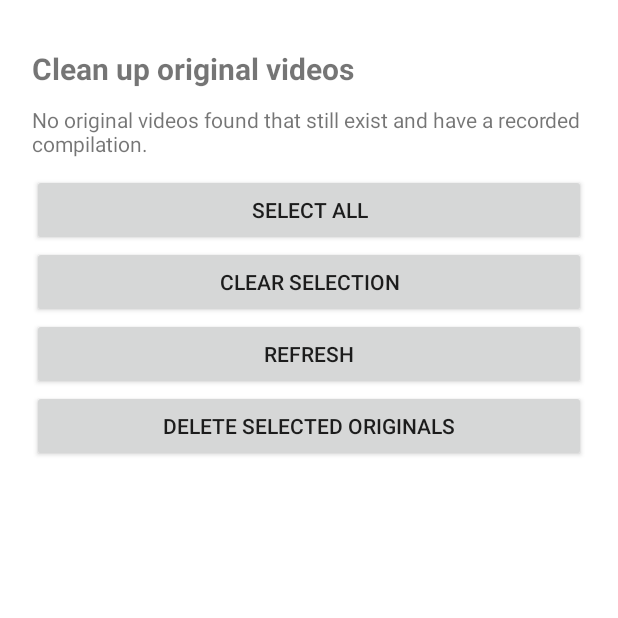
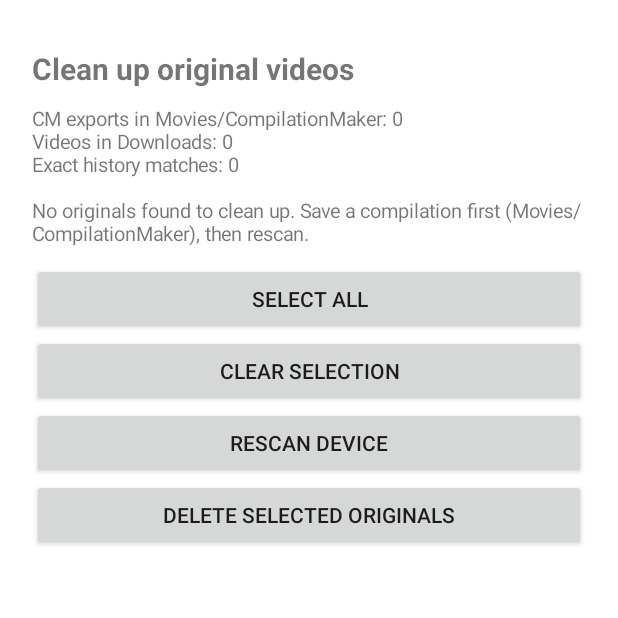
Before and after one commit to hughbechainez-byte/CompilationMaker, an Android app: the screen it shows after launch (CleanupActivity), on a phone screen of 412 x 824 dp, the top half of it. Run offline under Robolectric (Android 15) with nearby library versions, the light colour scheme and no system bars.

Commit message:
v0.17.31: Cleanup scans Movies/CompilationMaker vs Downloads via MediaStore

```diff
--- a/app/src/main/java/com/example/compilationmaker/CleanupActivity.kt
+++ b/app/src/main/java/com/example/compilationmaker/CleanupActivity.kt
@@ -1,7 +1,6 @@
 package com.example.compilationmaker
 
 import android.os.Bundle
-import android.view.View
 import android.widget.Button
 import android.widget.CheckBox
 import android.widget.LinearLayout
@@ -19,7 +18,7 @@ import java.util.Date
 
 /**
  * Batch cleanup of original videos that already have a CompilationMaker export.
- * Launched as a secondary launcher entry so MainActivity does not need a full rewrite.
+ * Scans Movies/CompilationMaker + Downloads via MediaStore in addition to history.
  */
 class CleanupActivity : AppCompatActivity() {
 
@@ -42,8 +41,9 @@ class CleanupActivity : AppCompatActivity() {
             setTypeface(typeface, android.graphics.Typeface.BOLD)
         }
         statusText = TextView(this).apply {
-            text = "Loading…"
+            text = "Scanning Movies/CompilationMaker and Downloads…"
             setPadding(0, 16, 0, 16)
+            textSize = 13f
         }
         val scroll = ScrollView(this)
         listContainer = LinearLayout(this).apply { orientation = LinearLayout.VERTICAL }
@@ -58,7 +58,7 @@ class CleanupActivity : AppCompatActivity() {
             setOnClickListener { checkBoxes.forEach { it.first.isChecked = false } }
         }
         val refresh = Button(this).apply {
-            text = "Refresh"
+            text = "Rescan device"
             setOnClickListener { reload() }
         }
         val deleteBtn = Button(this).apply {
@@ -84,20 +84,41 @@ class CleanupActivity : AppCompatActivity() {
     private fun reload() {
         listContainer.removeAllViews()
         checkBoxes.clear()
+        statusText.text = "Scanning Movies/CompilationMaker and Downloads…"
         lifecycleScope.launch {
-            val entries = withContext(Dispatchers.IO) { store.loadDeletableSources() }
-            statusText.text = if (entries.isEmpty()) {
-                "No original videos found that still exist and have a recorded compilation."
-            } else {
-                "${entries.size} original(s) with a CompilationMaker export. Select which to delete."
+            val summary = withContext(Dispatchers.IO) { store.discoverDeletableSources() }
+            val entries = summary.entries
+            statusText.text = buildString {
+                append("CM exports in Movies/CompilationMaker: ${summary.compilationMakerExportCount}\n")
+                append("Videos in Downloads: ${summary.downloadsVideoCount}\n")
+                append("Exact history matches: ${summary.historyMatchCount}\n")
+                if (entries.isEmpty()) {
+                    append("\nNo originals found to clean up.")
+                    if (summary.compilationMakerExportCount == 0) {
+                        append(" Save a compilation first (Movies/CompilationMaker), then rescan.")
+                    } else if (summary.downloadsVideoCount == 0) {
+                        append(" No videos left in Downloads.")
+                    }
+                } else {
+                    append("\n${entries.size} candidate original(s). Select which to delete.")
+                    if (entries.any { it.heuristicMatch }) {
+                        append(" Entries marked [Downloads] are not exact history pairs — confirm before deleting.")
+                    }
+                }
             }
             val df = DateFormat.getDateTimeInstance(DateFormat.SHORT, DateFormat.SHORT)
             entries.forEach { entry ->
                 val name = entry.displayName.ifBlank {
                     withContext(Dispatchers.IO) { store.resolveDisplayName(entry.sourceUri) }
                 }
+                val tag = if (entry.heuristicMatch) "[Downloads] " else "[History] "
+                val whenLabel = if (entry.completedAtMs > 0L) {
+                    df.format(Date(entry.completedAtMs))
+                } else {
+                    "unknown date"
+                }
                 val row = CheckBox(this@CleanupActivity).apply {
-                    text = "$name\nExported ${df.format(Date(entry.completedAtMs))}\n${entry.sourceUri.takeLast(64)}"
+                    text = "$tag$name\n$whenLabel\n${entry.sourceUri.takeLast(72)}"
                     textSize = 13f
                     setPadding(0, 12, 0, 12)
                 }
@@ -113,12 +134,17 @@ class CleanupActivity : AppCompatActivity() {
             Toast.makeText(this, "Select at least one original", Toast.LENGTH_SHORT).show()
             return
         }
+        val heuristic = selected.count { it.heuristicMatch }
+        val message = buildString {
+            append("This permanently deletes ${selected.size} original source video(s). ")
+            append("Compilation exports in Movies/CompilationMaker are kept. This cannot be undone.")
+            if (heuristic > 0) {
+                append("\n\n$heuristic of the selected item(s) came from a Downloads scan (not exact history). Double-check before deleting.")
+            }
+        }
         AlertDialog.Builder(this)
             .setTitle("Delete ${selected.size} original(s)?")
-            .setMessage(
-                "This permanently deletes the original source video(s). " +
-                    "Compilation exports are kept. This cannot be undone."
-            )
+            .setMessage(message)
             .setPositiveButton("Delete") { _, _ -> performDelete(selected) }
             .setNegativeButton("Cancel", null)
             .show()
--- a/app/src/main/java/com/example/compilationmaker/SourceHistoryStore.kt
+++ b/app/src/main/java/com/example/compilationmaker/SourceHistoryStore.kt
@@ -2,7 +2,9 @@ package com.example.compilationmaker
 
 import android.content.Context
 import android.net.Uri
+import android.os.Environment
 import android.provider.DocumentsContract
+import android.provider.MediaStore
 import android.provider.OpenableColumns
 import org.json.JSONArray
 import org.json.JSONObject
@@ -13,11 +15,21 @@ data class SourceHistoryEntry(
     val outputUri: String,
     val displayName: String,
     val completedAtMs: Long,
-    val sourceDeleted: Boolean = false
+    val sourceDeleted: Boolean = false,
+    /** true when entry came from MediaStore Downloads scan, not exact history. */
+    val heuristicMatch: Boolean = false
+)
+
+data class CleanupScanSummary(
+    val entries: List<SourceHistoryEntry>,
+    val compilationMakerExportCount: Int,
+    val downloadsVideoCount: Int,
+    val historyMatchCount: Int
 )
 
 /**
  * Tracks successful compilation pairs (source → output) for auto-delete and batch cleanup.
+ * Also discovers candidates by scanning Movies/CompilationMaker + Downloads via MediaStore.
  */
 class SourceHistoryStore(context: Context) {
     private val appContext = context.applicationContext
@@ -41,10 +53,10 @@ class SourceHistoryStore(context: Context) {
                 outputUri = outputUri,
                 displayName = displayName.ifBlank { guessDisplayName(sourceUri) },
                 completedAtMs = System.currentTimeMillis(),
-                sourceDeleted = false
+                sourceDeleted = false,
+                heuristicMatch = false
             )
         )
-        // Cap history so prefs stay small.
         while (entries.size > MAX_ENTRIES) entries.removeAt(entries.lastIndex)
         save(entries)
     }
@@ -70,7 +82,8 @@ class SourceHistoryStore(context: Context) {
                     outputUri = o.optString("outputUri", ""),
                     displayName = o.optString("displayName", ""),
                     completedAtMs = o.optLong("completedAtMs", 0L),
-                    sourceDeleted = o.optBoolean("sourceDeleted", false)
+                    sourceDeleted = o.optBoolean("sourceDeleted", false),
+                    heuristicMatch = o.optBoolean("heuristicMatch", false)
                 ).takeIf { it.sourceUri.isNotBlank() }
             }
         }.getOrDefault(emptyList())
@@ -79,6 +92,68 @@ class SourceHistoryStore(context: Context) {
     /** Entries whose source still appears readable and not yet deleted. */
     fun loadDeletableSources(): List<SourceHistoryEntry> = load().filter { entry ->
         !entry.sourceDeleted && sourceStillExists(entry.sourceUri)
+    }
+
+    /**
+     * Device scan used by CleanupActivity:
+     * 1) exact SourceHistory pairs still on device
+     * 2) last successful job source (if still present)
+     * 3) if Movies/CompilationMaker has exports, list remaining Downloads videos as candidates
+     */
+    fun discoverDeletableSources(): CleanupScanSummary {
+        val history = loadDeletableSources()
+        val seen = history.map { it.sourceUri }.toMutableSet()
+        val merged = history.toMutableList()
+
+        // Last successful job source (covers runs before history was wired).
+        runCatching {
+            val last = CompilationJobStore(appContext).loadLastSuccess() ?: return@runCatching
+            val src = last.sourceUri
+            if (src.isNotBlank() && src !in seen && sourceStillExists(src)) {
+                seen += src
+                merged += SourceHistoryEntry(
+                    sourceUri = src,
+                    outputPath = last.outputPath,
+                    outputUri = last.outputUri,
+                    displayName = resolveDisplayName(src),
+                    completedAtMs = last.completedAtMs.takeIf { it > 0L } ?: last.updatedAtMs,
+                    sourceDeleted = false,
+                    heuristicMatch = false
+                )
+            }
+        }
+
+        val cmExports = queryVideosUnderRelativePath(COMPILATION_MAKER_RELATIVE_PATH)
+        val downloads = queryVideosUnderRelativePath(DOWNLOAD_RELATIVE_PATH) +
+            queryVideosUnderRelativePath(DOWNLOADS_RELATIVE_PATH)
+
+        // When CM exports exist, surface Downloads videos not already listed so the user can
+        // delete originals that predate history tracking.
+        if (cmExports.isNotEmpty()) {
+            downloads.forEach { video ->
+                val uri = video.uriString
+                if (uri in seen) return@forEach
+                // Skip files that themselves live under CompilationMaker (already exports).
+                if (video.relativePath.contains("CompilationMaker", ignoreCase = true)) return@forEach
+                seen += uri
+                merged += SourceHistoryEntry(
+                    sourceUri = uri,
+                    outputPath = "",
+                    outputUri = "",
+                    displayName = video.displayName.ifBlank { uri.takeLast(48) },
+                    completedAtMs = video.dateAddedMs,
+                    sourceDeleted = false,
+                    heuristicMatch = true
+                )
+            }
+        }
+
+        return CleanupScanSummary(
+            entries = merged,
+            compilationMakerExportCount = cmExports.size,
+            downloadsVideoCount = downloads.size,
+            historyMatchCount = history.size
+        )
     }
 
     fun sourceStillExists(sourceUri: String): Boolean {
@@ -115,6 +190,52 @@ class SourceHistoryStore(context: Context) {
         }.getOrNull()?.takeIf { it.isNotBlank() } ?: guessDisplayName(sourceUri)
     }
 
+    private data class MediaVideo(
+        val uriString: String,
+        val displayName: String,
+        val relativePath: String,
+        val dateAddedMs: Long
+    )
+
+    private fun queryVideosUnderRelativePath(relativePathPrefix: String): List<MediaVideo> {
+        val collection = MediaStore.Video.Media.EXTERNAL_CONTENT_URI
+        val projection = arrayOf(
+            MediaStore.Video.Media._ID,
+            MediaStore.Video.Media.DISPLAY_NAME,
+            MediaStore.Video.Media.RELATIVE_PATH,
+            MediaStore.Video.Media.DATE_ADDED
+        )
+        // RELATIVE_PATH is like "Movies/CompilationMaker/" or "Download/"
+        val selection = "${MediaStore.Video.Media.RELATIVE_PATH} LIKE ?"
+        val args = arrayOf("%$relativePathPrefix%")
+        return runCatching {
+            appContext.contentResolver.query(
+                collection,
+                projection,
+                selection,
+                args,
+                "${MediaStore.Video.Media.DATE_ADDED} DESC"
+            )?.use { cursor ->
+                val idIdx = cursor.getColumnIndexOrThrow(MediaStore.Video.Media._ID)
+                val nameIdx = cursor.getColumnIndexOrThrow(MediaStore.Video.Media.DISPLAY_NAME)
+                val pathIdx = cursor.getColumnIndexOrThrow(MediaStore.Video.Media.RELATIVE_PATH)
+                val addedIdx = cursor.getColumnIndexOrThrow(MediaStore.Video.Media.DATE_ADDED)
+                val out = ArrayList<MediaVideo>()
+                while (cursor.moveToNext()) {
+                    val id = cursor.getLong(idIdx)
+                    val uri = Uri.withAppendedPath(collection, id.toString()).toString()
+                    out += MediaVideo(
+                        uriString = uri,
+                        displayName = cursor.getString(nameIdx).orEmpty(),
+                        relativePath = cursor.getString(pathIdx).orEmpty(),
+                        dateAddedMs = cursor.getLong(addedIdx) * 1000L
+                    )
+                }
+                out
+            } ?: emptyList()
+        }.getOrDefault(emptyList())
+    }
+
     private fun guessDisplayName(sourceUri: String): String {
         val path = Uri.parse(sourceUri).lastPathSegment.orEmpty()
         return path.ifBlank { sourceUri.takeLast(48) }
@@ -131,6 +252,7 @@ class SourceHistoryStore(context: Context) {
                     put("displayName", e.displayName)
                     put("completedAtMs", e.completedAtMs)
                     put("sourceDeleted", e.sourceDeleted)
+                    put("heuristicMatch", e.heuristicMatch)
                 }
             )
         }
@@ -141,5 +263,8 @@ class SourceHistoryStore(context: Context) {
         private const val PREFS = "source_history"
         private const val KEY = "entries_json"
         private const val MAX_ENTRIES = 200
+        private const val COMPILATION_MAKER_RELATIVE_PATH = "Movies/CompilationMaker"
+        private const val DOWNLOAD_RELATIVE_PATH = "Download"
+        private const val DOWNLOADS_RELATIVE_PATH = "Downloads"
     }
 }
```
